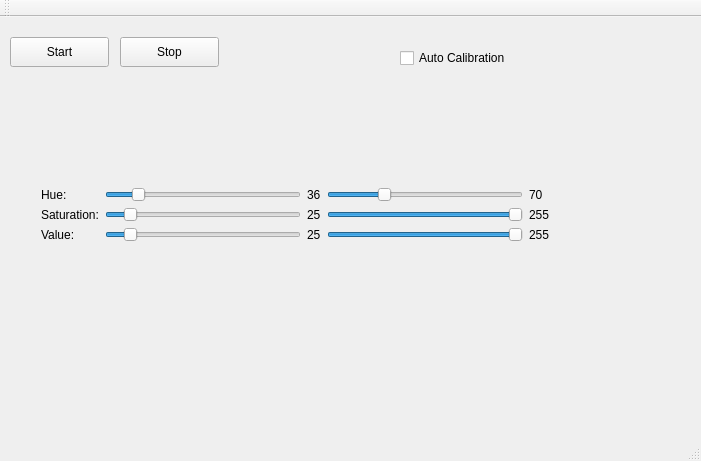
First picture: the form in kyostin/VideoCaptureExample/mainwindow.ui, repository kyostim/SulautetutJarjestelmat, before the edit.
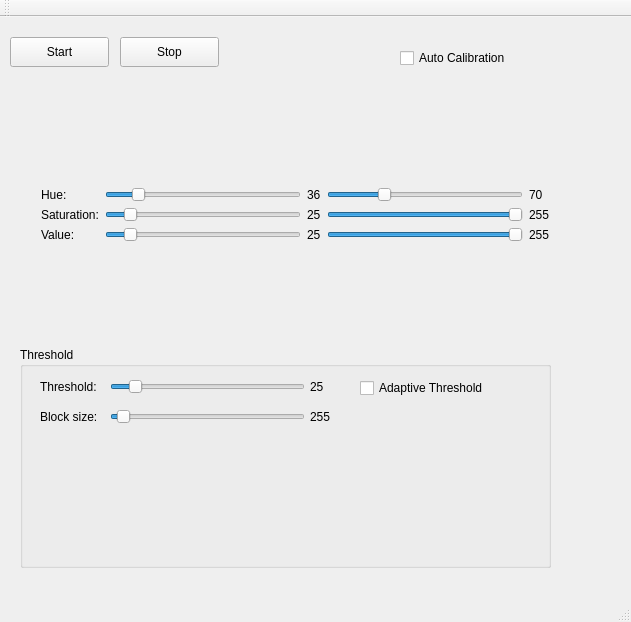
Second picture: the form after the edit.

```diff
--- a/kyostin/VideoCaptureExample/mainwindow.ui
+++ b/kyostin/VideoCaptureExample/mainwindow.ui
@@ -6,8 +6,8 @@
    <rect>
     <x>0</x>
     <y>0</y>
-    <width>701</width>
-    <height>461</height>
+    <width>631</width>
+    <height>622</height>
    </rect>
   </property>
   <property name="windowTitle">
@@ -53,7 +53,7 @@
      <string>Auto Calibration</string>
     </property>
    </widget>
-   <widget class="QWidget" name="">
+   <widget class="QWidget" name="layoutWidget">
     <property name="geometry">
      <rect>
       <x>30</x>
@@ -226,6 +226,134 @@
      </item>
     </layout>
    </widget>
+   <widget class="QGroupBox" name="groupBoxThreshold">
+    <property name="geometry">
+     <rect>
+      <x>20</x>
+      <y>330</y>
+      <width>531</width>
+      <height>221</height>
+     </rect>
+    </property>
+    <property name="title">
+     <string>Threshold</string>
+    </property>
+    <property name="alignment">
+     <set>Qt::AlignLeading|Qt::AlignLeft|Qt::AlignTop</set>
+    </property>
+    <property name="flat">
+     <bool>false</bool>
+    </property>
+    <widget class="QLabel" name="labelThreshold">
+     <property name="geometry">
+      <rect>
+       <x>20</x>
+       <y>30</y>
+       <width>67</width>
+       <height>20</height>
+      </rect>
+     </property>
+     <property name="text">
+      <string>Threshold:</string>
+     </property>
+    </widget>
+    <widget class="QSlider" name="horizontalSliderThresholdMin">
+     <property name="geometry">
+      <rect>
+       <x>90</x>
+       <y>30</y>
+       <width>195</width>
+       <height>20</height>
+      </rect>
+     </property>
+     <property name="maximum">
+      <number>255</number>
+     </property>
+     <property name="value">
+      <number>25</number>
+     </property>
+     <property name="orientation">
+      <enum>Qt::Horizontal</enum>
+     </property>
+    </widget>
+    <widget class="QLabel" name="labelThresholdMinValue">
+     <property name="geometry">
+      <rect>
+       <x>290</x>
+       <y>30</y>
+       <width>15</width>
+       <height>20</height>
+      </rect>
+     </property>
+     <property name="text">
+      <string>25</string>
+     </property>
+    </widget>
+    <widget class="QLabel" name="labelThresholdBlockSizeValue">
+     <property name="geometry">
+      <rect>
+       <x>290</x>
+       <y>60</y>
+       <width>23</width>
+       <height>20</height>
+      </rect>
+     </property>
+     <property name="text">
+      <string>255</string>
+     </property>
+    </widget>
+    <widget class="QSlider" name="horizontalSliderThresholdBlockSize">
+     <property name="geometry">
+      <rect>
+       <x>90</x>
+       <y>60</y>
+       <width>195</width>
+       <height>20</height>
+      </rect>
+     </property>
+     <property name="minimum">
+      <number>3</number>
+     </property>
+     <property name="maximum">
+      <number>255</number>
+     </property>
+     <property name="singleStep">
+      <number>2</number>
+     </property>
+     <property name="value">
+      <number>11</number>
+     </property>
+     <property name="orientation">
+      <enum>Qt::Horizontal</enum>
+     </property>
+    </widget>
+    <widget class="QLabel" name="labelThresholdBlockSize">
+     <property name="geometry">
+      <rect>
+       <x>20</x>
+       <y>60</y>
+       <width>67</width>
+       <height>20</height>
+      </rect>
+     </property>
+     <property name="text">
+      <string>Block size:</string>
+     </property>
+    </widget>
+    <widget class="QCheckBox" name="checkBoxAdaptiveThreshold">
+     <property name="geometry">
+      <rect>
+       <x>340</x>
+       <y>30</y>
+       <width>171</width>
+       <height>22</height>
+      </rect>
+     </property>
+     <property name="text">
+      <string>Adaptive Threshold</string>
+     </property>
+    </widget>
+   </widget>
   </widget>
   <widget class="QMenuBar" name="menuBar">
    <property name="geometry">
```
Left out of the diff: 2 changed lines with no effect on the pictures.
